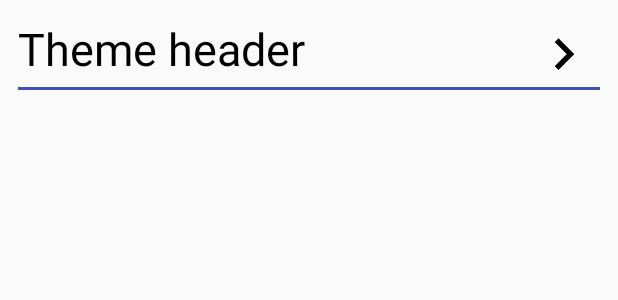
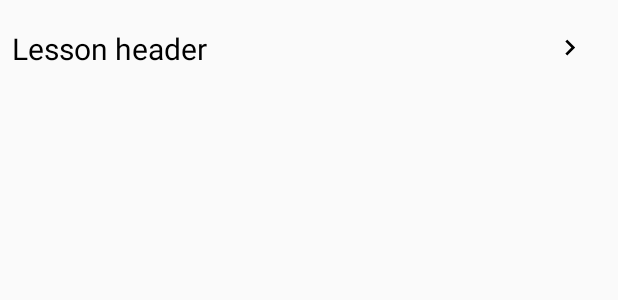
Before and after one commit to FinelifeX/KnowYourAndroid, an Android app: the layout item_lesson_view.xml on its own in the app's theme, with its tools: preview values and no code run, on a phone screen of 412 x 824 dp. Shown: the top 300 px of the screen. Run offline under Robolectric (Android 15) with nearby library versions, the phone set to English and light mode, and no system bars.

Commit message:
Added ExpandableRecyclerView support + layouts corrections.

```diff
--- a/app/build.gradle
+++ b/app/build.gradle
@@ -38,6 +38,7 @@ dependencies {
     androidTestImplementation 'com.android.support.test:runner:1.0.2'
     androidTestImplementation 'com.android.support.test.espresso:espresso-core:3.0.2'
     implementation 'com.google.firebase:firebase-core:16.0.1'
+    implementation 'com.thoughtbot:expandablerecyclerview:1.3'
 }
 
 apply plugin: 'com.google.gms.google-services'
--- a/app/src/main/res/layout/fragment_list.xml
+++ b/app/src/main/res/layout/fragment_list.xml
@@ -6,10 +6,10 @@
     app:layout_behavior="@string/appbar_scrolling_view_behavior">
 
     <android.support.v7.widget.RecyclerView
-        android:id="@+id/rv_message_list"
+        android:scrollbars="vertical"
+        android:id="@+id/rv_list"
         android:layout_width="match_parent"
         android:layout_height="match_parent"
         android:clipToPadding="false"
-        android:overScrollMode="never"
-        tools:listitem="@layout/item_leadership_user"/>
+        android:overScrollMode="never" />
 </RelativeLayout>
--- a/app/src/main/res/layout/item_list_themes.xml
+++ b/app/src/main/res/layout/item_lesson_view.xml
@@ -4,39 +4,32 @@
     android:orientation="vertical"
     android:layout_width="match_parent"
     android:layout_height="wrap_content"
-    android:padding="12dp">
+    android:padding="8dp">
 
     <TextView
-        android:id="@+id/tv_header_theme"
+        android:id="@+id/tv_header_lesson"
         android:layout_width="wrap_content"
         android:layout_height="wrap_content"
-        android:text="Theme header"
+        android:text="Lesson header"
         android:maxLines="1"
         android:ellipsize="end"
         android:maxWidth="300dp"
-        android:textSize="30sp"
+        android:textSize="20sp"
         android:textColor="@android:color/black"
         app:layout_constraintStart_toStartOf="parent"
-        app:layout_constraintBaseline_toBaselineOf="@id/iv_header_theme"/>
+        app:layout_constraintBaseline_toBaselineOf="@id/iv_header_lesson"/>
 
     <ImageView
-        android:id="@+id/iv_header_theme"
+        android:id="@+id/iv_header_lesson"
         android:layout_width="wrap_content"
         android:layout_height="wrap_content"
-        android:layout_marginTop="8dp"
+        android:scaleX="0.5"
+        android:scaleY="0.5"
         android:src="@mipmap/ic_arrow_l_to_r"
 
-        app:layout_constraintBottom_toBottomOf="@+id/tv_header_theme"
+        app:layout_constraintBottom_toBottomOf="@+id/tv_header_lesson"
         app:layout_constraintEnd_toEndOf="parent"
-        app:layout_constraintLeft_toRightOf="@id/tv_header_theme"
-        app:layout_constraintTop_toTopOf="@+id/tv_header_theme" />
-
-    <View
-        app:layout_constraintTop_toBottomOf="@id/tv_header_theme"
-        android:layout_width="match_parent"
-        android:layout_marginTop="5dp"
-        android:layout_height="2dp"
-        android:background="@color/colorPrimary">
-    </View>
+        app:layout_constraintLeft_toRightOf="@id/tv_header_lesson"
+        app:layout_constraintTop_toTopOf="@+id/tv_header_lesson" />
 
 </android.support.constraint.ConstraintLayout>
```
Also changed, not shown: app/src/main/res/layout/item_theme_view.xml (renamed from app/src/main/res/layout/subitem_list_themes.xml, +10 -12 lines), app/src/main/ic_arrow_down-web.png (added), app/src/main/res/mipmap-hdpi/ic_arrow_down.png (added), app/src/main/res/mipmap-mdpi/ic_arrow_down.png (added), app/src/main/res/mipmap-xhdpi/ic_arrow_down.png (added), app/src/main/res/mipmap-xxhdpi/ic_arrow_down.png (added), app/src/main/res/mipmap-xxxhdpi/ic_arrow_down.png (added).
